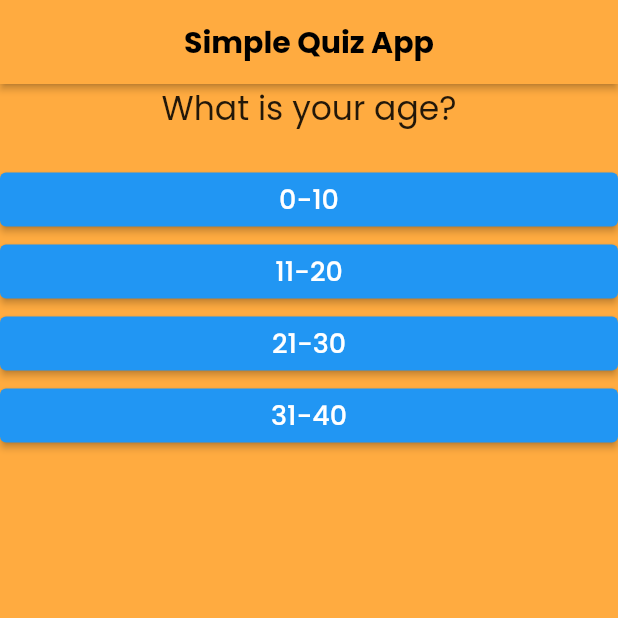
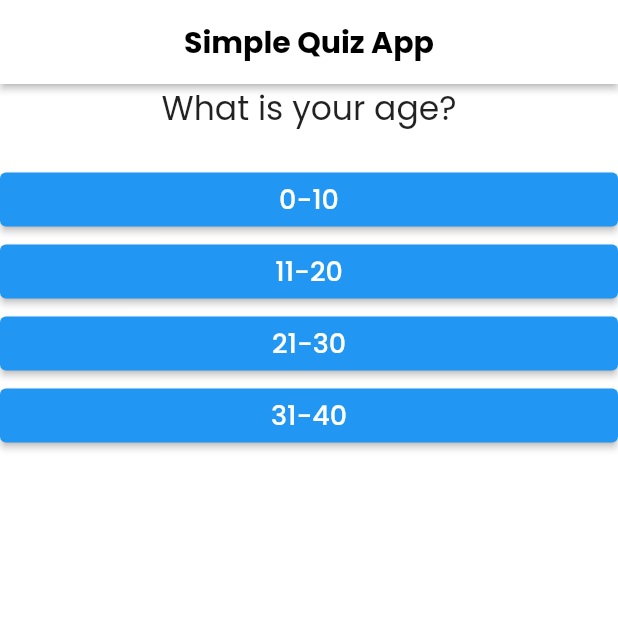
Before and after one commit to Naawaal/Simple_Quiz_App, a Flutter app: the screen it shows after launch, on a phone screen of 412 x 824 dp, the top half of it. Run offline on Flutter 3.47's test engine with Material 2 defaults, Android fonts, the phone set to English and light mode, and no system bars; our stand-ins replace google_fonts.

Commit message:
added some features

```diff
--- a/lib/screens/homepage.dart
+++ b/lib/screens/homepage.dart
@@ -10,16 +10,14 @@ class HomepageScreen extends StatefulWidget {
 }
 
 class _HomepageScreenState extends State<HomepageScreen> {
-  final _backGroundColor = Colors.greenAccent;
-
   final _questions = const [
     {
       'questionsText': 'What is your age?',
       'answers': [
-        {'text': '0-10', 'score': 8},
+        {'text': '0-10', 'score': 15},
         {'text': '11-20', 'score': 10},
-        {'text': '21-30', 'score': 12},
-        {'text': '31-40', 'score': 14},
+        {'text': '21-30', 'score': 10},
+        {'text': '31-40', 'score': 5},
       ]
     },
     {
@@ -27,7 +25,7 @@ class _HomepageScreenState extends State<HomepageScreen> {
       'answers': [
         {'text': 'Red', 'score': 10},
         {'text': 'Blue', 'score': 8},
-        {'text': 'Green', 'score': 6},
+        {'text': 'Green', 'score': 15},
         {'text': 'Yellow', 'score': 4},
       ]
     },
@@ -37,7 +35,7 @@ class _HomepageScreenState extends State<HomepageScreen> {
         {'text': 'Dog', 'score': 10},
         {'text': 'Cat', 'score': 8},
         {'text': 'Bird', 'score': 6},
-        {'text': 'Fish', 'score': 4},
+        {'text': 'Fish', 'score': 15},
       ]
     },
     {
@@ -45,14 +43,14 @@ class _HomepageScreenState extends State<HomepageScreen> {
       'answers': [
         {'text': 'Pizza', 'score': 10},
         {'text': 'Burger', 'score': 8},
-        {'text': 'Pasta', 'score': 6},
+        {'text': 'Pasta', 'score': 10},
         {'text': 'Salad', 'score': 4},
       ]
     },
     {
       'questionsText': 'What is your favorite drink?',
       'answers': [
-        {'text': 'Water', 'score': 6},
+        {'text': 'Water', 'score': 15},
         {'text': 'Coke', 'score': 8},
         {'text': 'Milk', 'score': 10},
         {'text': 'Juice', 'score': 12},
@@ -85,11 +83,42 @@ class _HomepageScreenState extends State<HomepageScreen> {
     });
   }
 
+  String comments() {
+    if (_totalScore > 40) {
+      return 'You are Good!';
+    } else if (_totalScore > 50) {
+      return 'Pretty Strange!';
+    } else if (_totalScore > 60) {
+      return 'You are ... Awesome?!';
+    } else if (_totalScore > 70) {
+      return 'You are so !';
+    } else if (_totalScore > 80) {
+      return 'You are  !';
+    } else {
+      return 'You !';
+    }
+  }
+
+  Color _colors() {
+    if (_totalScore > 40) {
+      return Colors.green;
+    } else if (_totalScore > 50) {
+      return Colors.yellow;
+    } else if (_totalScore > 60) {
+      return Colors.orange;
+    } else if (_totalScore > 70) {
+      return Colors.red;
+    } else if (_totalScore > 80) {
+      return Colors.purple;
+    } else {
+      return Colors.white;
+    }
+  }
+
   @override
   Widget build(BuildContext context) {
     return Scaffold(
-      backgroundColor:
-          _totalScore > 40 ? _backGroundColor : Colors.orangeAccent,
+      backgroundColor: _colors(),
       appBar: AppBar(
         title: const Text('Simple Quiz App',
             style: TextStyle(
@@ -97,8 +126,7 @@ class _HomepageScreenState extends State<HomepageScreen> {
               fontWeight: FontWeight.bold,
             )),
         centerTitle: true,
-        backgroundColor:
-            _totalScore > 40 ? _backGroundColor : Colors.orangeAccent,
+        backgroundColor: _colors(),
         elevation: 2,
       ),
       body: _questionIndex < _questions.length
@@ -110,6 +138,7 @@ class _HomepageScreenState extends State<HomepageScreen> {
           : Result(
               resultScore: _totalScore,
               resetQuiz: _resetQuiz,
+              comment: comments(),
             ),
     );
   }
```
Also changed, not shown: lib/widgets/result.dart (+12 -4 lines).
